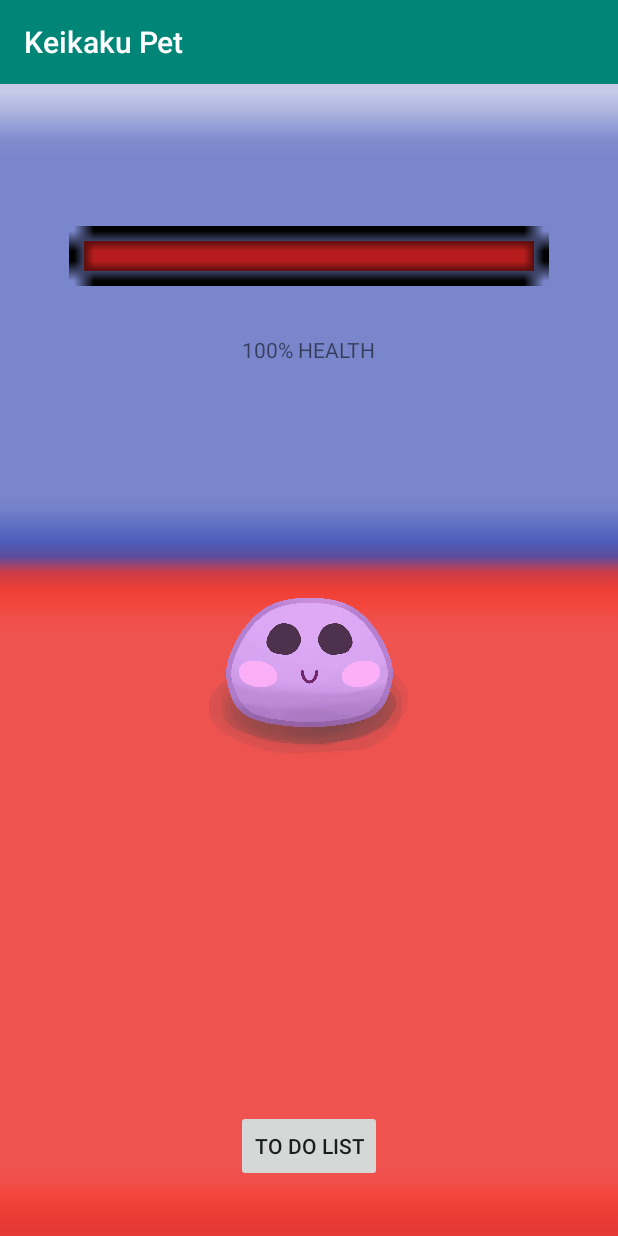
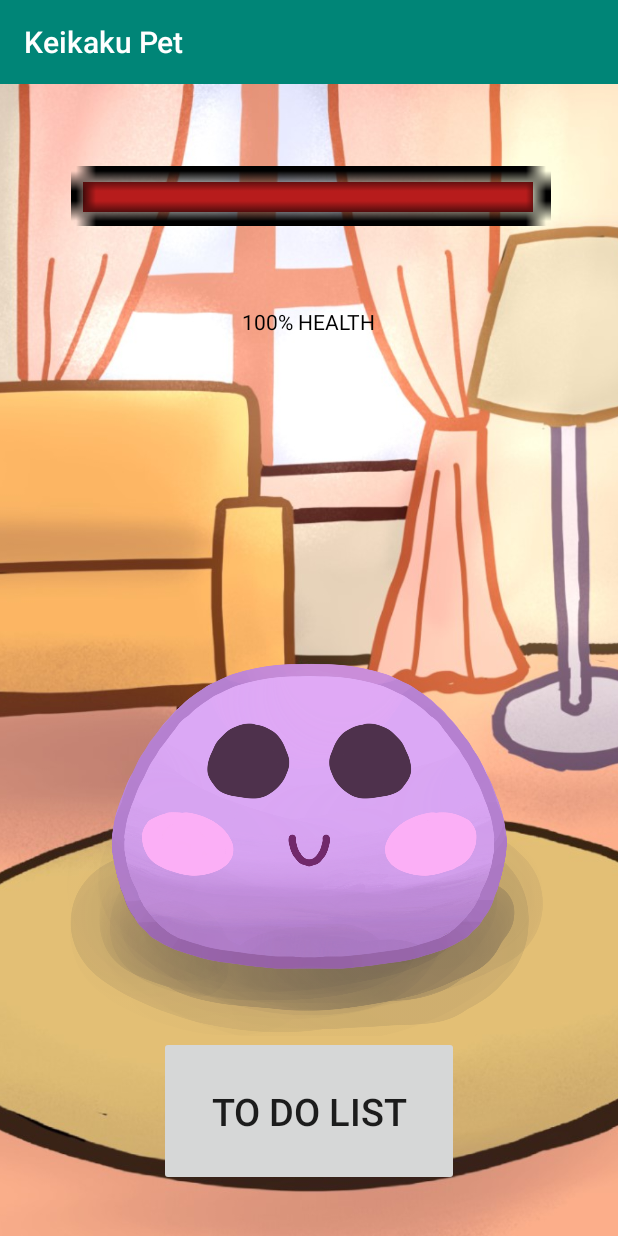
Before and after one commit to kmuniba98/keikaku-pet, an Android app: the screen it shows after launch (MainActivity), on a phone screen of 412 x 824 dp. Run offline under Robolectric (Android 15) with nearby library versions, the light colour scheme and no system bars.

Commit message:
changed background and pet file and size

```diff
--- a/app/src/main/res/layout/activity_main.xml
+++ b/app/src/main/res/layout/activity_main.xml
@@ -14,8 +14,10 @@
         android:src="@drawable/background_image"
         app:layout_constraintBottom_toBottomOf="parent"
         app:layout_constraintEnd_toEndOf="parent"
+        app:layout_constraintHorizontal_bias="0.0"
         app:layout_constraintStart_toStartOf="parent"
-        app:layout_constraintTop_toTopOf="parent" />
+        app:layout_constraintTop_toTopOf="parent"
+        app:layout_constraintVertical_bias="0.0" />
 
     <ImageView
         android:id="@+id/barImageView"
@@ -24,8 +26,10 @@
         android:src="@drawable/clip_source"
         app:layout_constraintBottom_toTopOf="@+id/bubbleImageView"
         app:layout_constraintEnd_toEndOf="parent"
+        app:layout_constraintHorizontal_bias="0.495"
         app:layout_constraintStart_toStartOf="parent"
-        app:layout_constraintTop_toTopOf="parent" />
+        app:layout_constraintTop_toTopOf="parent"
+        app:layout_constraintVertical_bias="0.31" />
 
     <ImageView
         android:id="@+id/barOutlineImageView"
@@ -34,44 +38,50 @@
         android:src="@drawable/health_bar_outline"
         app:layout_constraintBottom_toTopOf="@+id/bubbleImageView"
         app:layout_constraintEnd_toEndOf="parent"
+        app:layout_constraintHorizontal_bias="0.516"
         app:layout_constraintStart_toStartOf="parent"
-        app:layout_constraintTop_toTopOf="parent" />
+        app:layout_constraintTop_toTopOf="parent"
+        app:layout_constraintVertical_bias="0.286" />
 
     <ImageView
         android:id="@+id/petImageView"
-        android:layout_width="150dp"
-        android:layout_height="150dp"
-        android:scaleType="fitXY"
+        android:layout_width="323dp"
+        android:layout_height="250dp"
         android:adjustViewBounds="true"
+        android:clickable="true"
+        android:focusable="true"
+        android:scaleType="fitCenter"
         app:layout_constraintBottom_toBottomOf="parent"
+        app:layout_constraintBottom_toTopOf="@+id/toDoListBtn"
         app:layout_constraintEnd_toEndOf="parent"
+        app:layout_constraintHorizontal_bias="0.5"
         app:layout_constraintStart_toStartOf="parent"
         app:layout_constraintTop_toTopOf="parent"
-        android:clickable="true"
-        android:focusable="true"/>
+        app:layout_constraintVertical_bias="1.0" />
 
     <ImageView
         android:id="@+id/bubbleImageView"
-        android:layout_width="120dp"
-        android:layout_height="80dp"
+        android:layout_width="171dp"
+        android:layout_height="153dp"
         app:layout_constraintBottom_toTopOf="@+id/petImageView"
         app:layout_constraintEnd_toEndOf="parent"
         app:layout_constraintStart_toStartOf="parent" />
 
     <ImageView
         android:id="@+id/statusImageView"
-        android:layout_width="120dp"
-        android:layout_height="50dp"
-        android:layout_marginTop="8dp"
+        android:layout_width="132dp"
+        android:layout_height="71dp"
+        android:layout_marginTop="36dp"
         app:layout_constraintEnd_toEndOf="parent"
         app:layout_constraintStart_toStartOf="parent"
         app:layout_constraintTop_toTopOf="@+id/bubbleImageView" />
 
     <Button
         android:id="@+id/toDoListBtn"
-        android:layout_width="wrap_content"
-        android:layout_height="wrap_content"
+        android:layout_width="200dp"
+        android:layout_height="100dp"
         android:text="To Do List"
+        android:textSize="25dp"
         app:layout_constraintBottom_toBottomOf="parent"
         app:layout_constraintEnd_toEndOf="parent"
         app:layout_constraintStart_toStartOf="parent"
@@ -82,6 +92,7 @@
         android:id="@+id/healthEditText"
         android:layout_width="wrap_content"
         android:layout_height="wrap_content"
+        android:textColor="#000000"
         app:layout_constraintBottom_toTopOf="@+id/bubbleImageView"
         app:layout_constraintEnd_toEndOf="parent"
         app:layout_constraintStart_toStartOf="parent"
```
Also changed, not shown: app/src/main/res/drawable/baby_frame_1.PNG, app/src/main/res/drawable/baby_frame_2.PNG, app/src/main/res/drawable/baby_frame_3.PNG, app/src/main/res/drawable/background_image.png, 1 other file.
